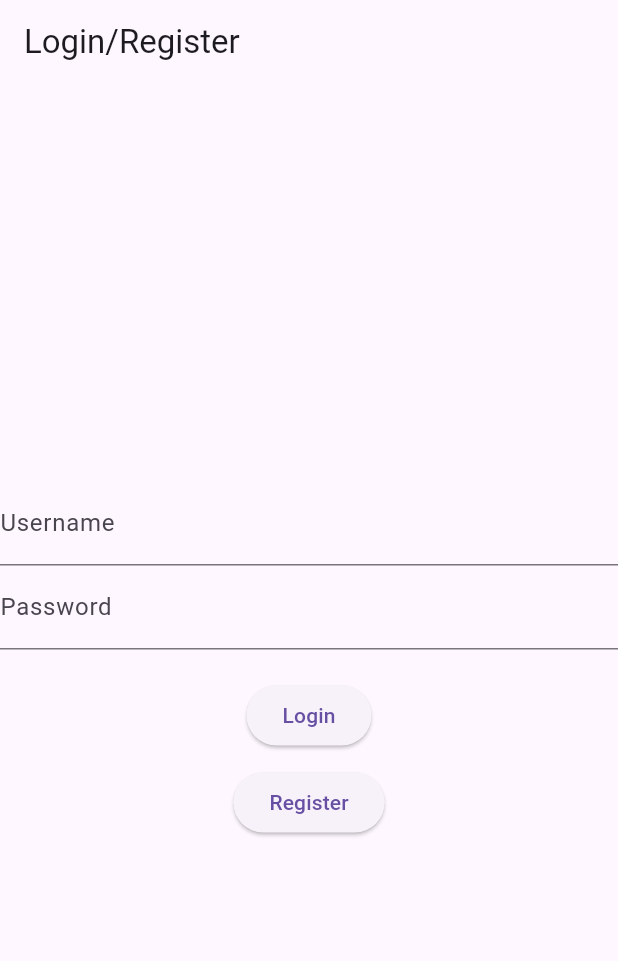
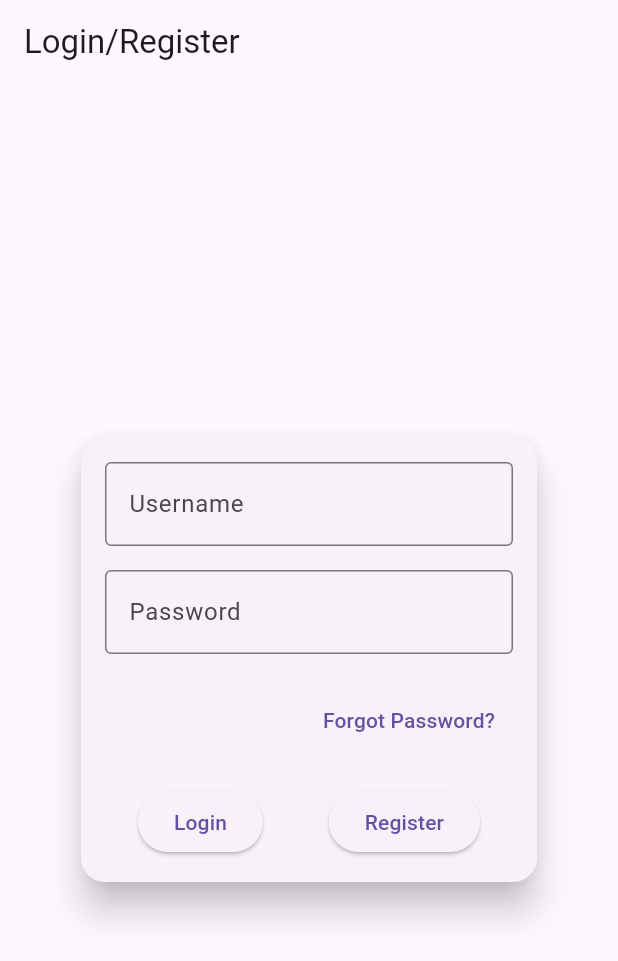
Before and after one commit to orestislef/vero, a Flutter app: the screen it shows after launch, on a phone screen of 412 x 824 dp. Shown: the top 961 px of the screen. Run offline on Flutter 3.47's test engine with Material 3 defaults, Android fonts, the phone set to English and light mode, and no system bars; our stand-ins replace custom_navigation_bar, flutter_map, geocoding, latlong2, location.

Commit message:
made login register pretty

```diff
--- a/flutter/lib/widgets/login_register.dart
+++ b/flutter/lib/widgets/login_register.dart
@@ -15,19 +15,20 @@ class LoginRegister extends StatefulWidget {
 class _LoginRegisterState extends State<LoginRegister> {
   final TextEditingController _usernameController = TextEditingController();
   final TextEditingController _passwordController = TextEditingController();
+  bool _isLoading = false;
 
   @override
   void dispose() {
-    super.dispose();
     _usernameController.dispose();
     _passwordController.dispose();
+    super.dispose();
   }
 
   @override
   Widget build(BuildContext context) {
     return Scaffold(
       appBar: AppBar(
-        title: (const Text('Login/Register')),
+        title: const Text('Login/Register'),
       ),
       body: _buildBody(),
     );
@@ -35,64 +36,139 @@ class _LoginRegisterState extends State<LoginRegister> {
 
   Widget _buildBody() {
     return Center(
+      child: SingleChildScrollView(
+        padding: const EdgeInsets.all(50.0),
+        child: Card(
+          elevation: 10.0,
+          shape: RoundedRectangleBorder(
+            borderRadius: BorderRadius.circular(16.0),
+          ),
+          child: Padding(
+            padding: const EdgeInsets.all(16.0),
             child: Column(
-        mainAxisAlignment: MainAxisAlignment.center,
+              mainAxisSize: MainAxisSize.min,
               children: [
                 TextField(
+                  enabled: !_isLoading,
                   controller: _usernameController,
-            decoration: const InputDecoration(labelText: 'Username'),
+                  decoration: const InputDecoration(
+                    labelText: 'Username',
+                    border: OutlineInputBorder(),
                   ),
+                ),
+                const SizedBox(height: 16),
                 TextField(
+                  enabled: !_isLoading,
                   controller: _passwordController,
-            decoration: const InputDecoration(labelText: 'Password'),
+                  decoration: const InputDecoration(
+                    labelText: 'Password',
+                    border: OutlineInputBorder(),
+                  ),
+                  obscureText: true,
                 ),
                 const SizedBox(height: 20),
+                Row(
+                  mainAxisAlignment: MainAxisAlignment.end,
+                  children: [
+                    TextButton(
+                      onPressed: () {
+                        _onClickedOnForgotPassword();
+                      },
+                      child: const Text('Forgot Password?'),
+                    ),
+                  ],
+                ),
+                const SizedBox(height: 20),
+                Row(
+                  mainAxisAlignment: MainAxisAlignment.spaceEvenly,
+                  children: [
                     ElevatedButton(
-            onPressed: () {
-              _onClickedOnLogin();
-            },
-            child: const Text('Login'),
+                      onPressed: _isLoading ? null : _onClickedOnLogin,
+                      child: _isLoading
+                          ? const SizedBox(
+                              width: 16,
+                              height: 16,
+                              child: CircularProgressIndicator(
+                                color: Colors.white,
+                                strokeWidth: 2,
+                              ),
+                            )
+                          : const Text('Login'),
                     ),
                     const SizedBox(height: 10),
                     ElevatedButton(
-            onPressed: () {
-              _onClickedOnRegister();
-            },
-            child: const Text('Register'),
+                      onPressed: _isLoading ? null : _onClickedOnRegister,
+                      child: _isLoading
+                          ? const SizedBox(
+                              width: 16,
+                              height: 16,
+                              child: CircularProgressIndicator(
+                                color: Colors.white,
+                                strokeWidth: 2,
+                              ),
+                            )
+                          : const Text('Register'),
                     ),
                   ],
+                ),
+              ],
+            ),
+          ),
+        ),
       ),
     );
   }
 
   void _onClickedOnLogin() {
     if (_usernameController.text.isEmpty || _passwordController.text.isEmpty) {
+      ScaffoldMessenger.of(context).showSnackBar(
+        const SnackBar(
+          content: Text('Please enter username and password'),
+        ),
+      );
       return;
     }
 
-    debugPrint(_usernameController.text);
-    debugPrint(_passwordController.text);
+    setState(() {
+      _isLoading = true;
+    });
 
     Api()
         .login(
             username: _usernameController.text,
-            password: _passwordController.text)
+            password: _usernameController.text)
         .then((value) {
       _checkLogin(value);
     });
   }
 
   void _onClickedOnRegister() {
+    if (_usernameController.text.isEmpty || _passwordController.text.isEmpty) {
+      ScaffoldMessenger.of(context).showSnackBar(
+        const SnackBar(
+          content: Text('Please enter username and password'),
+        ),
+      );
+      return;
+    }
+
+    setState(() {
+      _isLoading = true;
+    });
+
     Api()
         .register(
             username: _usernameController.text,
-            password: _passwordController.text)
+            password: _usernameController.text)
         .then((value) {
       _checkLogin(value);
     });
   }
 
   void _checkLogin(Response value) {
+    setState(() {
+      _isLoading = false;
+    });
     try {
       String status = jsonDecode(value.body)['status'].toString();
       String message = jsonDecode(value.body)['message'].toString();
@@ -118,8 +194,6 @@ class _LoginRegisterState extends State<LoginRegister> {
         );
       }
     } catch (e) {
-      debugPrint(e.toString());
-
       ScaffoldMessenger.of(context).showSnackBar(
         const SnackBar(
           content: Text('Something went wrong'),
@@ -127,4 +201,20 @@ class _LoginRegisterState extends State<LoginRegister> {
       );
     }
   }
+
+  void _onClickedOnForgotPassword() {
+    showDialog(
+        context: context,
+        builder: (context) => AlertDialog(
+              actions: [
+                TextButton(
+                    onPressed: () {
+                      Navigator.of(context).pop();
+                    },
+                    child: const Text('OK'))
+              ],
+              title: const Text(
+                  'Contact Support\nForgot password is not yes implemented'),
+            ));
   }
+}
```
Also changed, not shown: flutter/lib/widgets/choose_from_map.dart (+5 -2 lines). Lines whose indentation alone changed are shown as unchanged.
